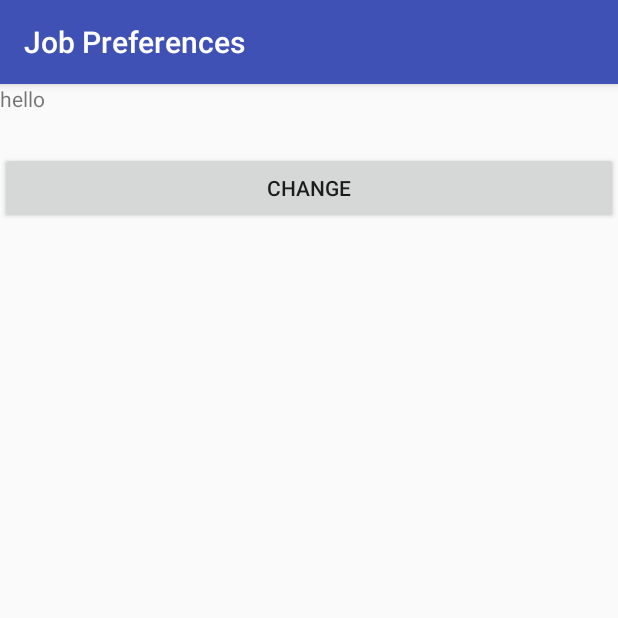
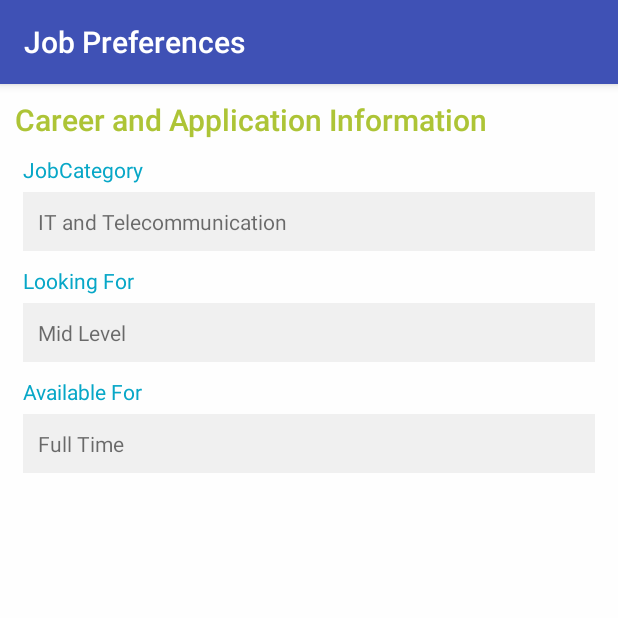
Before and after one commit to sayami007/AndroidChangeView, an Android app: the screen it shows after launch (MainActivity), on a phone screen of 412 x 824 dp, the top half of it. Run offline under Robolectric (Android 15) with nearby library versions, the phone set to English and light mode, and no system bars.

Commit message:
Merojob branch

```diff
--- a/app/src/main/res/layout/activity_main.xml
+++ b/app/src/main/res/layout/activity_main.xml
@@ -1,31 +1,41 @@
 <LinearLayout xmlns:android="http://schemas.android.com/apk/res/android"
               android:layout_width="match_parent"
               android:layout_height="match_parent"
+              android:background="#fefefe"
               android:orientation="vertical">
 
-    <ViewSwitcher
-
-        android:id="@+id/my_switcher"
-        android:layout_width="match_parent"
-        android:layout_height="wrap_content">
-
-        <TextView
-            android:id="@+id/clickable_text_view"
-            android:layout_width="match_parent"
-            android:layout_height="wrap_content"
-            android:clickable="true"
-            android:text="hello"/>
-
-        <EditText
-            android:id="@+id/hidden_edit_view"
-            android:layout_width="match_parent"
-            android:layout_height="wrap_content"
-            android:hint="hello"/>
-    </ViewSwitcher>
-
-    <Button
-        android:id="@+id/change"
+    <TextView
         android:layout_width="match_parent"
         android:layout_height="wrap_content"
-        android:text="Change"/>
+        android:layout_margin="10dp"
+        android:text="Career and Application Information"
+        android:textAppearance="@style/Base.TextAppearance.AppCompat.Body2"
+        android:textColor="#ADC436"
+        android:textSize="20sp"/>
+
+    <TextView
+        style="@style/KeyText"
+        android:text="JobCategory"/>
+
+    <TextView
+        style="@style/ValueText"
+        android:text="IT and Telecommunication"/>
+
+    <TextView
+        style="@style/KeyText"
+        android:text="Looking For"/>
+
+    <TextView
+        style="@style/ValueText"
+        android:text="Mid Level"/>
+
+    <TextView
+        style="@style/KeyText"
+        android:text="Available For"/>
+
+    <TextView
+        style="@style/ValueText"
+        android:text="Full Time"/>
+
+
 </LinearLayout>
--- a/app/src/main/res/values/styles.xml
+++ b/app/src/main/res/values/styles.xml
@@ -8,4 +8,25 @@
         <item name="colorAccent">@color/colorAccent</item>
     </style>
 
+    <style name="ValueText">
+        <item name="android:layout_marginBottom">10dp</item>
+        <item name="android:layout_marginLeft">15dp</item>
+        <item name="android:layout_marginRight">15dp</item>
+        <item name="android:layout_marginTop">5dp</item>
+        <item name="android:background">#f0f0f0</item>
+        <item name="android:paddingBottom">10dp</item>
+        <item name="android:paddingLeft">10dp</item>
+        <item name="android:paddingTop">10dp</item>
+        <item name="android:textColor">#90000000</item>
+        <item name="android:layout_width">match_parent</item>
+        <item name="android:layout_height">wrap_content</item>
+
+    </style>
+
+    <style name="KeyText">
+        <item name="android:layout_marginLeft">15dp</item>
+        <item name="android:layout_width">match_parent</item>
+        <item name="android:layout_height">wrap_content</item>
+        <item name="android:textColor">#07A7C7</item>
+    </style>
 </resources>
```
